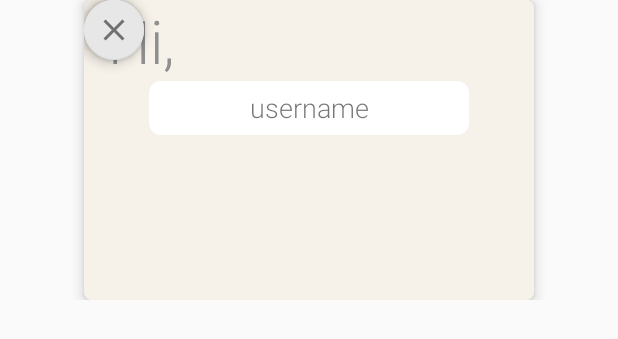
After one commit to CMPUT301F19T21/MoodSwing, an Android app: the layout fragment_edit_mood.xml on its own in the app's theme, with its tools: preview values and no code run, on a phone screen of 412 x 824 dp. The commit adds this screen. Shown: the top 339 px of the screen. Run offline under Robolectric (Android 15) with nearby library versions, the phone set to English and light mode, and no system bars.

Commit message:
update UI

```diff
--- a/app/build.gradle
+++ b/app/build.gradle
@@ -42,6 +42,7 @@ dependencies {
     implementation 'androidx.navigation:navigation-fragment:2.0.0'
     implementation 'androidx.navigation:navigation-ui:2.0.0'
     implementation 'androidx.lifecycle:lifecycle-extensions:2.0.0'
+    implementation 'androidx.legacy:legacy-support-v4:1.0.0'
     testImplementation 'junit:junit:4.12'
     androidTestImplementation 'androidx.test:runner:1.1.0'
     androidTestImplementation 'androidx.test.espresso:espresso-core:3.1.0'
--- /dev/null
+++ b/app/src/main/java/com/example/moodswing/Fragments/EditMoodFragment.java
@@ -0,0 +1,63 @@
+package com.example.moodswing.Fragments;
+
+import android.os.Bundle;
+import android.view.LayoutInflater;
+import android.view.View;
+import android.view.ViewGroup;
+import android.widget.TextView;
+
+import androidx.annotation.NonNull;
+import androidx.annotation.Nullable;
+import androidx.fragment.app.DialogFragment;
+
+import com.example.moodswing.MainActivity;
+import com.example.moodswing.R;
+import com.example.moodswing.customDataTypes.FirestoreUserDocCommunicator;
+import com.google.android.material.floatingactionbutton.FloatingActionButton;
+
+public class EditMoodFragment extends DialogFragment {
+    private FirestoreUserDocCommunicator communicator;
+    private TextView username;
+    private FloatingActionButton logoutBtn;
+    private FloatingActionButton backBtn;
+
+    @Override
+    public void onCreate(@Nullable Bundle savedInstanceState) {
+        super.onCreate(savedInstanceState);
+        communicator = FirestoreUserDocCommunicator.getInstance();
+
+
+    }
+
+    @Nullable
+    @Override
+    public View onCreateView(@NonNull LayoutInflater inflater, @Nullable ViewGroup container, @Nullable Bundle savedInstanceState) {
+        View view = inflater.inflate(R.layout.fragment_profile, container, false);
+        getDialog().getWindow().setBackgroundDrawableResource(android.R.color.transparent);
+
+        // link elements
+        username = view.findViewById(R.id.profile_username);
+        logoutBtn = view.findViewById(R.id.profile_LogOut);
+        backBtn = view.findViewById(R.id.profile_back);
+
+        // listeners
+        logoutBtn.setOnClickListener(new View.OnClickListener() {
+            @Override
+            public void onClick(View v) {
+                ((MainActivity) getActivity()).signOut();
+            }
+        });
+
+        backBtn.setOnClickListener(new View.OnClickListener() {
+            @Override
+            public void onClick(View v) {
+                dismiss();
+            }
+        });
+
+        // other
+        username.setText(communicator.getUsername());
+
+        return view;
+    }
+}
--- a/app/src/main/java/com/example/moodswing/Fragments/MoodDetailFragment.java
+++ b/app/src/main/java/com/example/moodswing/Fragments/MoodDetailFragment.java
@@ -66,15 +66,12 @@ public class MoodDetailFragment extends Fragment{
 
         initialElements();
 
-//        editButton.setOnClickListener(new View.OnClickListener() {
-//            @Override
-//            public void onClick(View v) {
-//                Intent intent = new Intent(MoodDetailFragment.this, EditMoodActivity.class);
-//                intent.putExtra("position",position);
-//                startActivity(intent);
-//                finish();
-//            }
-//        });
+        editButton.setOnClickListener(new View.OnClickListener() {
+            @Override
+            public void onClick(View v) {
+                new EditMoodFragment().show(getActivity().getSupportFragmentManager(), "editing");
+            }
+        });
 
         delButton.setOnClickListener(new View.OnClickListener() {
             @Override
--- /dev/null
+++ b/app/src/main/res/drawable/ic_check_grey_24dp.xml
@@ -0,0 +1,5 @@
+<vector android:height="24dp" android:tint="#707070"
+    android:viewportHeight="24.0" android:viewportWidth="24.0"
+    android:width="24dp" xmlns:android="http://schemas.android.com/apk/res/android">
+    <path android:fillColor="#FF000000" android:pathData="M9,16.17L4.83,12l-1.42,1.41L9,19 21,7l-1.41,-1.41z"/>
+</vector>
--- /dev/null
+++ b/app/src/main/res/layout/fragment_edit_mood.xml
@@ -0,0 +1,86 @@
+<?xml version="1.0" encoding="utf-8"?>
+<androidx.constraintlayout.widget.ConstraintLayout xmlns:android="http://schemas.android.com/apk/res/android"
+    xmlns:app="http://schemas.android.com/apk/res-auto"
+    xmlns:tools="http://schemas.android.com/tools"
+    android:layout_width="match_parent"
+    android:layout_height="wrap_content"
+    android:background="@android:color/transparent"
+    android:orientation="vertical">
+
+    <androidx.cardview.widget.CardView
+        android:layout_width="300dp"
+        android:layout_height="200dp"
+        app:cardBackgroundColor="#F6F1E9"
+        app:cardCornerRadius="5dp"
+        app:cardElevation="5dp"
+        app:layout_constraintBottom_toBottomOf="parent"
+        app:layout_constraintEnd_toEndOf="parent"
+        app:layout_constraintStart_toStartOf="parent"
+        app:layout_constraintTop_toTopOf="parent">
+
+        <ScrollView
+            android:layout_width="match_parent"
+            android:layout_height="match_parent">
+
+            <LinearLayout
+                android:layout_width="match_parent"
+                android:layout_height="wrap_content"
+                android:orientation="vertical" />
+        </ScrollView>
+
+        <androidx.constraintlayout.widget.ConstraintLayout
+            android:layout_width="match_parent"
+            android:layout_height="match_parent">
+
+            <com.google.android.material.floatingactionbutton.FloatingActionButton
+                android:id="@+id/edit_close"
+                android:layout_width="wrap_content"
+                android:layout_height="wrap_content"
+                android:clickable="true"
+                app:backgroundTint="@color/color_button_lightGrey"
+                app:fabCustomSize="40dp"
+                app:srcCompat="@drawable/ic_check_grey_24dp"
+                tools:layout_editor_absoluteX="185dp"
+                tools:layout_editor_absoluteY="144dp" />
+
+            <com.google.android.material.floatingactionbutton.FloatingActionButton
+                android:id="@+id/edit_close"
+                android:layout_width="wrap_content"
+                android:layout_height="wrap_content"
+                android:clickable="true"
+                app:backgroundTint="@color/color_button_lightGrey"
+                app:fabCustomSize="40dp"
+                app:srcCompat="@drawable/ic_clear_black_24dp"
+                tools:layout_editor_absoluteX="130dp"
+                tools:layout_editor_absoluteY="144dp" />
+
+            <TextView
+                android:id="@+id/textView5"
+                android:layout_width="wrap_content"
+                android:layout_height="wrap_content"
+                android:layout_marginStart="16dp"
+                android:layout_marginLeft="16dp"
+                android:fontFamily="sans-serif-light"
+                android:text="Hi,"
+                android:textColor="#8F8F8F"
+                android:textSize="40dp"
+                app:layout_constraintStart_toStartOf="parent"
+                app:layout_constraintTop_toTopOf="parent" />
+
+            <TextView
+                android:id="@+id/edit_"
+                android:layout_width="wrap_content"
+                android:layout_height="36dp"
+                android:background="@drawable/edittext_round"
+                android:ems="10"
+                android:fontFamily="sans-serif-light"
+                android:gravity="center"
+                android:text="username"
+                android:textSize="18sp"
+                app:layout_constraintBottom_toTopOf="@+id/profile_LogOut"
+                app:layout_constraintEnd_toEndOf="parent"
+                app:layout_constraintStart_toStartOf="parent"
+                app:layout_constraintTop_toBottomOf="@+id/textView5" />
+        </androidx.constraintlayout.widget.ConstraintLayout>
+    </androidx.cardview.widget.CardView>
+</androidx.constraintlayout.widget.ConstraintLayout>
--- a/app/src/main/res/values/strings.xml
+++ b/app/src/main/res/values/strings.xml
@@ -15,4 +15,7 @@
         <item>With Two to Several</item>
         <item>With A Crowd</item>
     </string-array>
+
+    <!-- TODO: Remove or change this placeholder text -->
+    <string name="hello_blank_fragment">Hello blank fragment</string>
 </resources>
```
